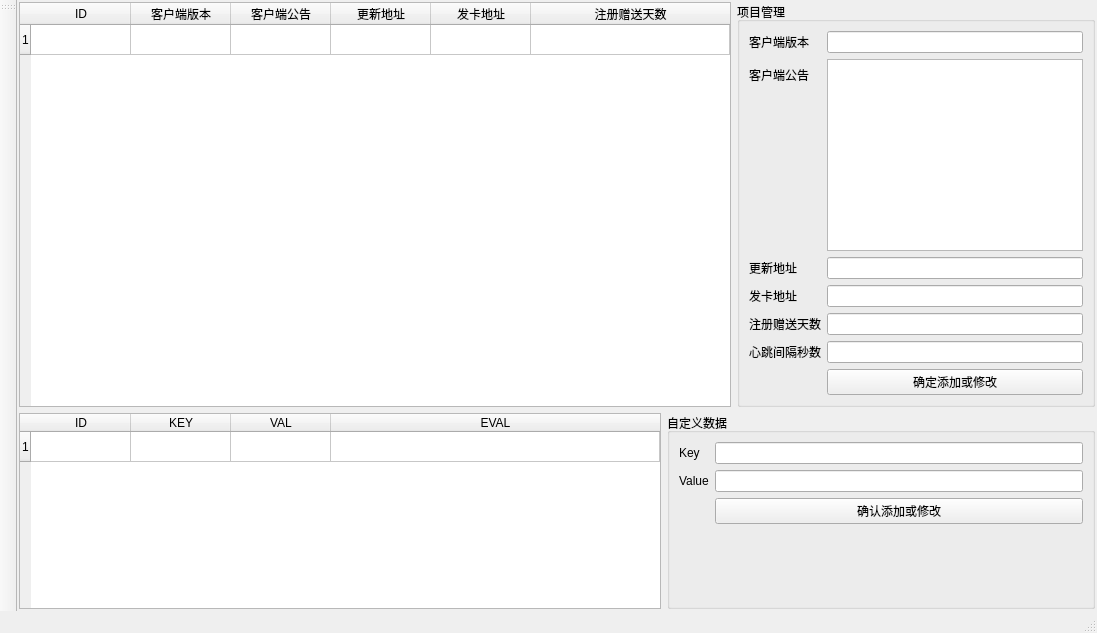
This is ui/wnd_server.ui in decenfrontier/PyNetAuth as Qt 5 draws it before an edit. The edited form follows.
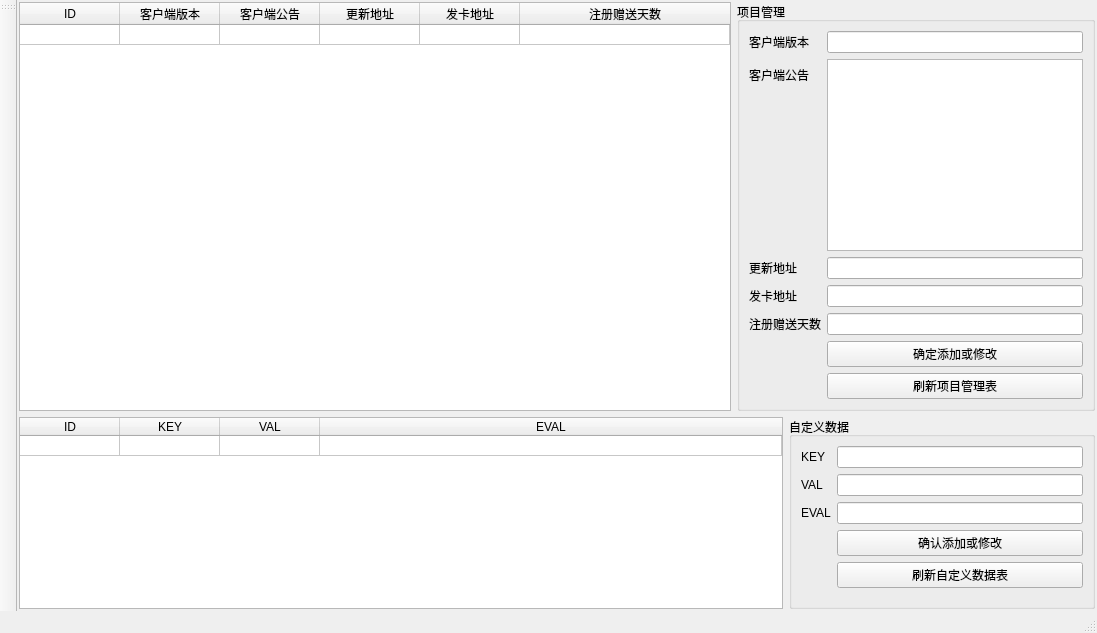
This is the edited form.

The edit to the form file:
```diff
--- a/ui/wnd_server.ui
+++ b/ui/wnd_server.ui
@@ -62,6 +62,15 @@
             <attribute name="horizontalHeaderStretchLastSection">
              <bool>true</bool>
             </attribute>
+            <attribute name="verticalHeaderVisible">
+             <bool>false</bool>
+            </attribute>
+            <attribute name="verticalHeaderMinimumSectionSize">
+             <number>20</number>
+            </attribute>
+            <attribute name="verticalHeaderDefaultSectionSize">
+             <number>20</number>
+            </attribute>
             <row>
              <property name="text">
               <string>1</string>
@@ -155,20 +164,17 @@
              <item row="4" column="1">
               <widget class="QLineEdit" name="edt_proj_reg_gift_day"/>
              </item>
-             <item row="7" column="1">
+             <item row="6" column="1">
               <widget class="QPushButton" name="btn_proj_confirm">
                <property name="text">
                 <string>确定添加或修改</string>
                </property>
               </widget>
              </item>
-             <item row="6" column="1">
-              <widget class="QLineEdit" name="edt_proj_heart_gap_sec"/>
-             </item>
-             <item row="6" column="0">
-              <widget class="QLabel" name="label_10">
+             <item row="7" column="1">
+              <widget class="QPushButton" name="btn_proj_refresh">
                <property name="text">
-                <string>心跳间隔秒数</string>
+                <string>刷新项目管理表</string>
                </property>
               </widget>
              </item>
@@ -178,7 +184,7 @@
          </layout>
         </item>
         <item>
-         <layout class="QHBoxLayout" name="horizontalLayout_4" stretch="3,2">
+         <layout class="QHBoxLayout" name="horizontalLayout_4" stretch="5,2">
           <property name="spacing">
            <number>6</number>
           </property>
@@ -187,6 +193,18 @@
             <attribute name="horizontalHeaderStretchLastSection">
              <bool>true</bool>
             </attribute>
+            <attribute name="verticalHeaderVisible">
+             <bool>false</bool>
+            </attribute>
+            <attribute name="verticalHeaderCascadingSectionResizes">
+             <bool>false</bool>
+            </attribute>
+            <attribute name="verticalHeaderMinimumSectionSize">
+             <number>20</number>
+            </attribute>
+            <attribute name="verticalHeaderDefaultSectionSize">
+             <number>20</number>
+            </attribute>
             <row>
              <property name="text">
               <string>1</string>
@@ -223,7 +241,7 @@
              <item row="0" column="0">
               <widget class="QLabel" name="label_8">
                <property name="text">
-                <string>Key</string>
+                <string>KEY</string>
                </property>
               </widget>
              </item>
@@ -233,20 +251,41 @@
              <item row="1" column="0">
               <widget class="QLabel" name="label_9">
                <property name="text">
-                <string>Value</string>
+                <string>VAL</string>
                </property>
               </widget>
              </item>
              <item row="1" column="1">
               <widget class="QLineEdit" name="edt_custom_value"/>
              </item>
-             <item row="2" column="1">
+             <item row="4" column="1">
               <widget class="QPushButton" name="btn_custom_confirm">
                <property name="text">
                 <string>确认添加或修改</string>
                </property>
               </widget>
              </item>
+             <item row="5" column="1">
+              <widget class="QPushButton" name="btn_custom_refresh">
+               <property name="text">
+                <string>刷新自定义数据表</string>
+               </property>
+              </widget>
+             </item>
+             <item row="2" column="1">
+              <widget class="QLineEdit" name="edt_custom_eval">
+               <property name="readOnly">
+                <bool>true</bool>
+               </property>
+              </widget>
+             </item>
+             <item row="2" column="0">
+              <widget class="QLabel" name="label_10">
+               <property name="text">
+                <string>EVAL</string>
+               </property>
+              </widget>
+             </item>
             </layout>
            </widget>
           </item>
```
Left out of the diff: 2 changed lines with no effect on the pictures.
